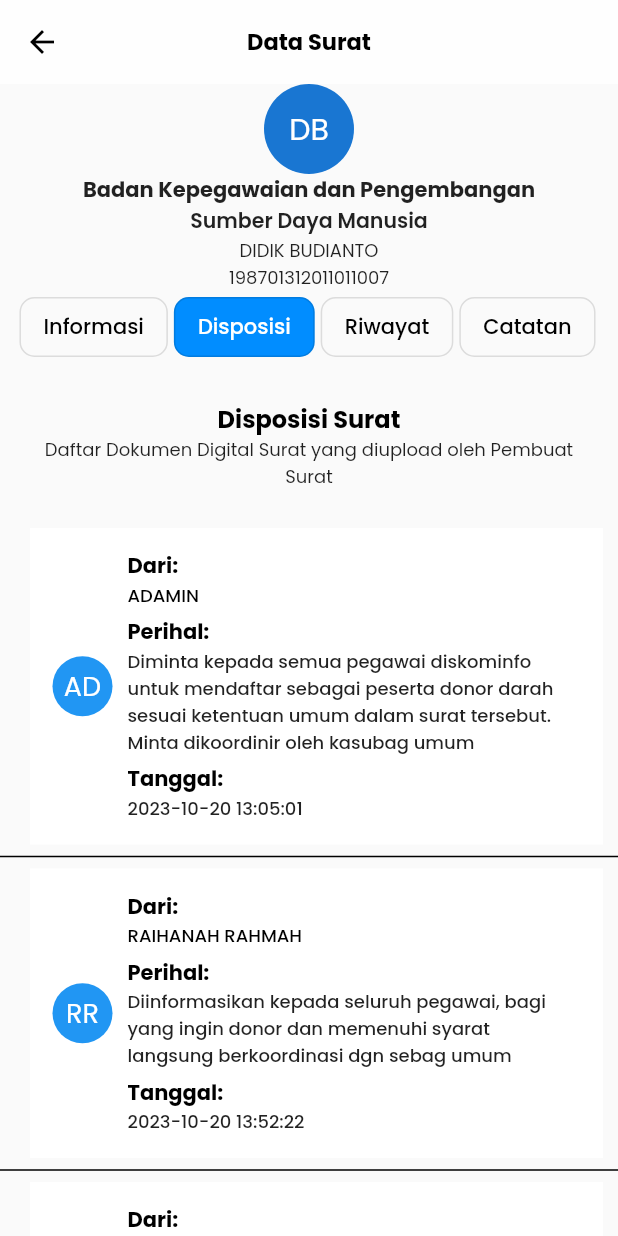
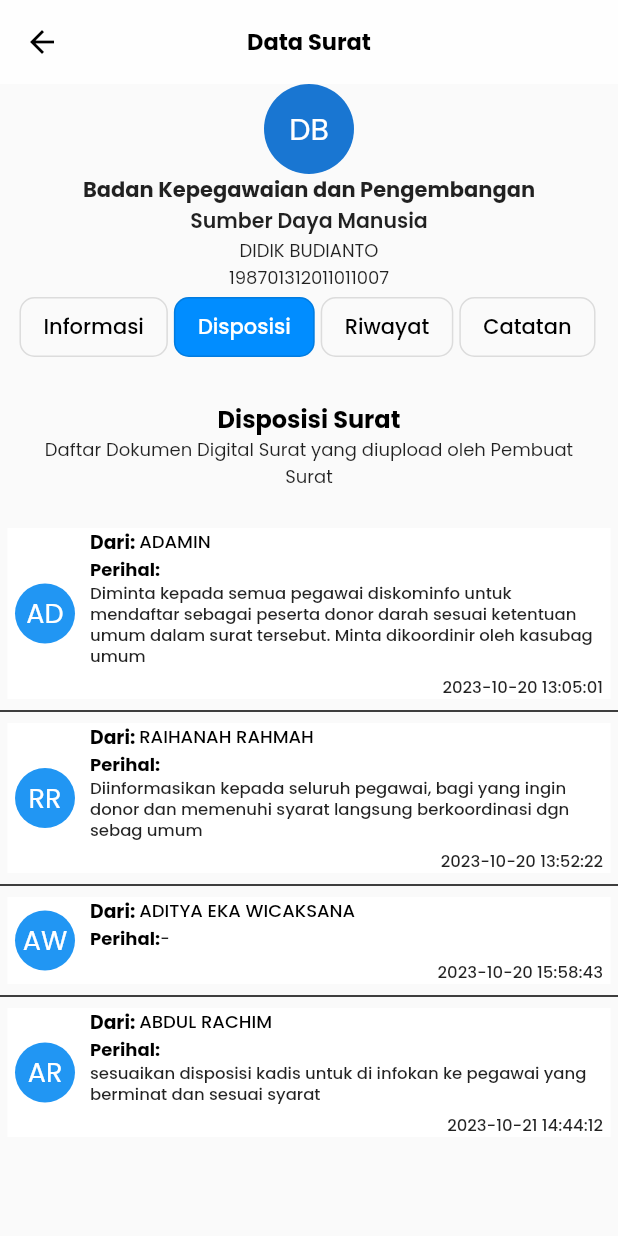
Before and after one commit to ZAZW27/eOffice, a Flutter app: the DisposisiSection screen opened directly, on a phone screen of 412 x 824 dp. Run offline on Flutter 3.47's test engine with Material 2 defaults, Android fonts, the light colour scheme and no system bars; our stand-ins replace flutter_svg.

Commit message:
finished merging

```diff
--- a/lib/pages/dashboard.dart
+++ b/lib/pages/dashboard.dart
@@ -102,7 +102,7 @@ class _DashboardState extends State<Dashboard> {
                                 Navigator.of(context).push(PageRouteBuilder(
                                   pageBuilder: (context, animation, secondaryAnimation) => const DataSuratPage(),
                                   transitionsBuilder: (context, animation, secondaryAnimation, child) {
-                                    const begin = Offset(0.0, 1.0);
+                                    const begin = Offset(-1.0, 0.0);
                                     const end = Offset.zero;
                                     const curve = Curves.easeInOut;
                                     var tween = Tween(begin: begin, end: end).chain(CurveTween(curve: curve));
--- a/lib/pages/disposisi.dart
+++ b/lib/pages/disposisi.dart
@@ -152,13 +152,9 @@ class _DisposisiState extends State<Disposisi> {
   @override
   Widget build(BuildContext context) {
     return Padding(
-      padding: const EdgeInsets.only(
-          left: 10.0, right: 10), // Berikan padding keseluruhan
+      padding: const EdgeInsets.only(left: 5, right: 5), // Berikan padding keseluruhan
       child: Row(
         children: <Widget>[
-          const SizedBox(
-              width: 10.0), // Spasi antara lingkaran dan persegi panjang
-          // Kolom kedua dengan persegi panjang
           Expanded(
             child: GestureDetector(
               onTap: () {
@@ -173,7 +169,7 @@ class _DisposisiState extends State<Disposisi> {
               },
               child: AnimatedContainer(
                 duration: const Duration(milliseconds: 100),
-                padding: const EdgeInsets.all(15),
+                padding: const EdgeInsets.only(right: 5, left: 5),
                 decoration: BoxDecoration(
                   color: isTapped ? Colors.grey[100] : Colors.white,
                 ),
@@ -197,10 +193,15 @@ class _DisposisiState extends State<Disposisi> {
                       child: Column(
                         crossAxisAlignment: CrossAxisAlignment.start,
                         children: <Widget>[
+                          Wrap(
+                            direction: Axis.horizontal,
+                            alignment: WrapAlignment.start,
+                            crossAxisAlignment: WrapCrossAlignment.center,
+                            children: [
                               const Text(
-                            "Dari:",
+                                "Dari: ",
                                 style: TextStyle(
-                              fontSize: 14.0,
+                                  fontSize: 12.5,
                                   fontWeight: FontWeight.bold,
                                   color: Colors.black,
                                 ),
@@ -214,11 +215,17 @@ class _DisposisiState extends State<Disposisi> {
                                   color: Colors.black,
                                 ),
                               ),
-                          const SizedBox(height: 5.0),
+                            ],
+                          ),
+                          Wrap(
+                            direction: Axis.horizontal,
+                            alignment: WrapAlignment.start,
+                            crossAxisAlignment: WrapCrossAlignment.center,
+                            children: [
                               const Text(
                                 "Perihal:",
                                 style: TextStyle(
-                              fontSize: 14.0,
+                                  fontSize: 12.0,
                                   fontWeight: FontWeight.bold,
                                   color: Colors.black,
                                 ),
@@ -227,28 +234,29 @@ class _DisposisiState extends State<Disposisi> {
                               Text(
                                 widget.perihal,
                                 style: const TextStyle(
-                              fontSize: 12.0,
+                                  fontSize: 11.0,
+                                  fontWeight: FontWeight.w500,
+                                  height: 1.3,
+
+                                ),
+                              ),
+                            ],
+                          ),
+                          Row(
+                            mainAxisAlignment: MainAxisAlignment.end,
+                            children: [
+                              Padding(
+                                padding: const EdgeInsets.only(top: 5),
+                                child: Text(
+                                  widget.tanggal,
+                                  style: const TextStyle(
+                                    fontSize: 11.0,
                                     fontWeight: FontWeight.w500,
                                   ),
                                 ),
-                          const SizedBox(height: 5.0),
-                          const Text(
-                            "Tanggal:",
-                            style: TextStyle(
-                              fontSize: 14.0,
-                              fontWeight: FontWeight.bold,
-                              color: Colors.black,
                               ),
+                            ],
                           ),
-                          // const SizedBox(height: 5.0),
-                          Text(
-                            widget.tanggal,
-                            style: const TextStyle(
-                              fontSize: 12.0,
-                              fontWeight: FontWeight.w500,
-                            ),
-                          ),
-                          // const SizedBox(height: 10.0),
                         ],
                       ),
                     ),
```
Lines whose indentation alone changed are shown as unchanged.
